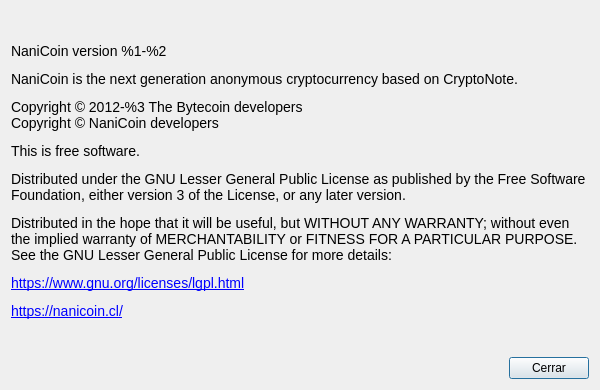
First picture: the form in src/Gui/Common/AboutDialog.ui, repository SebastianBar/nanicoinwallet, before the edit.
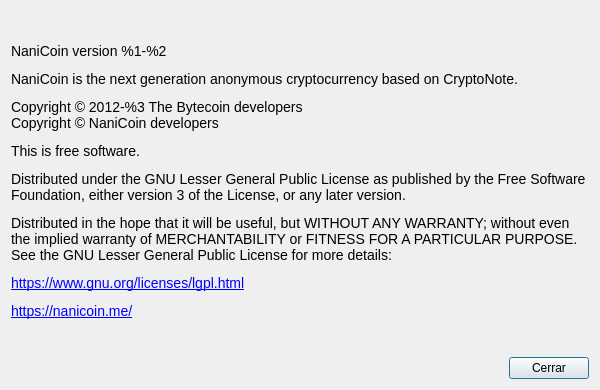
Second picture: the form after the edit. Custom widgets are drawn as their Qt base class.

Patch:
```diff
--- a/src/Gui/Common/AboutDialog.ui
+++ b/src/Gui/Common/AboutDialog.ui
@@ -41,7 +41,7 @@
       </sizepolicy>
      </property>
      <property name="text">
-      <string>&lt;html&gt;&lt;head/&gt;&lt;body&gt;&lt;p&gt;&lt;span style=&quot; font-family:'Open Sans'; font-size:14px;&quot;&gt;NaniCoin version %1-%2&lt;/span&gt;&lt;/p&gt;&lt;p&gt;&lt;span style=&quot; font-family:'Open Sans'; font-size:14px;&quot;&gt;NaniCoin is the next generation anonymous cryptocurrency based on CryptoNote.&lt;/span&gt;&lt;/p&gt;&lt;p&gt;&lt;span style=&quot; font-family:'Open Sans'; font-size:14px;&quot;&gt;Copyright © 2012-%3 The Bytecoin developers&lt;br&gt;Copyright © NaniCoin developers&lt;/span&gt;&lt;/p&gt;&lt;p&gt;&lt;span style=&quot; font-family:'Open Sans'; font-size:14px;&quot;&gt;This is free software.&lt;/span&gt;&lt;/p&gt;&lt;p&gt;&lt;span style=&quot; font-family:'Open Sans'; font-size:14px;&quot;&gt;Distributed under the GNU Lesser General Public License as published by the Free Software Foundation, either version 3 of the License, or any later version.&lt;/span&gt;&lt;/p&gt;&lt;p&gt;&lt;span style=&quot; font-family:'Open Sans'; font-size:14px;&quot;&gt;Distributed in the hope that it will be useful, but WITHOUT ANY WARRANTY; without even the implied warranty of MERCHANTABILITY or FITNESS FOR A PARTICULAR PURPOSE. See the GNU Lesser General Public License for more details:&lt;/span&gt;&lt;/p&gt;&lt;p&gt;&lt;a href=&quot;https://www.gnu.org/licenses/lgpl.html&quot;&gt;&lt;span style=&quot; font-family:'Open Sans'; font-size:14px; text-decoration: underline; color:#0000ff;&quot;&gt;https://www.gnu.org/licenses/lgpl.html&lt;/span&gt;&lt;/a&gt;&lt;/p&gt;&lt;p&gt;&lt;a href=&quot;https://nanicoin.cl/&quot;&gt;&lt;span style=&quot; font-family:'Open Sans'; font-size:14px; text-decoration: underline; color:#0000ff;&quot;&gt;https://nanicoin.cl/&lt;/span&gt;&lt;/a&gt;&lt;/p&gt;&lt;/body&gt;&lt;/html&gt;</string>
+      <string>&lt;html&gt;&lt;head/&gt;&lt;body&gt;&lt;p&gt;&lt;span style=&quot; font-family:'Open Sans'; font-size:14px;&quot;&gt;NaniCoin version %1-%2&lt;/span&gt;&lt;/p&gt;&lt;p&gt;&lt;span style=&quot; font-family:'Open Sans'; font-size:14px;&quot;&gt;NaniCoin is the next generation anonymous cryptocurrency based on CryptoNote.&lt;/span&gt;&lt;/p&gt;&lt;p&gt;&lt;span style=&quot; font-family:'Open Sans'; font-size:14px;&quot;&gt;Copyright © 2012-%3 The Bytecoin developers&lt;br&gt;Copyright © NaniCoin developers&lt;/span&gt;&lt;/p&gt;&lt;p&gt;&lt;span style=&quot; font-family:'Open Sans'; font-size:14px;&quot;&gt;This is free software.&lt;/span&gt;&lt;/p&gt;&lt;p&gt;&lt;span style=&quot; font-family:'Open Sans'; font-size:14px;&quot;&gt;Distributed under the GNU Lesser General Public License as published by the Free Software Foundation, either version 3 of the License, or any later version.&lt;/span&gt;&lt;/p&gt;&lt;p&gt;&lt;span style=&quot; font-family:'Open Sans'; font-size:14px;&quot;&gt;Distributed in the hope that it will be useful, but WITHOUT ANY WARRANTY; without even the implied warranty of MERCHANTABILITY or FITNESS FOR A PARTICULAR PURPOSE. See the GNU Lesser General Public License for more details:&lt;/span&gt;&lt;/p&gt;&lt;p&gt;&lt;a href=&quot;https://www.gnu.org/licenses/lgpl.html&quot;&gt;&lt;span style=&quot; font-family:'Open Sans'; font-size:14px; text-decoration: underline; color:#0000ff;&quot;&gt;https://www.gnu.org/licenses/lgpl.html&lt;/span&gt;&lt;/a&gt;&lt;/p&gt;&lt;p&gt;&lt;a href=&quot;https://nanicoin.me/&quot;&gt;&lt;span style=&quot; font-family:'Open Sans'; font-size:14px; text-decoration: underline; color:#0000ff;&quot;&gt;https://nanicoin.me/&lt;/span&gt;&lt;/a&gt;&lt;/p&gt;&lt;/body&gt;&lt;/html&gt;</string>
      </property>
      <property name="textFormat">
       <enum>Qt::RichText</enum>
```
